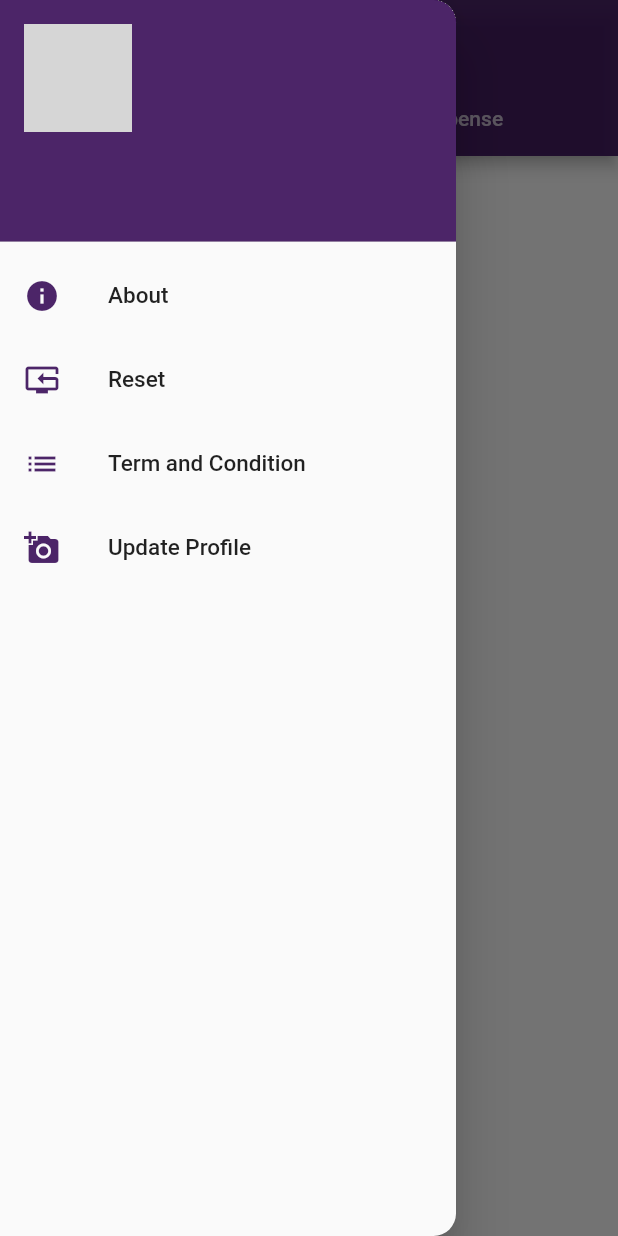
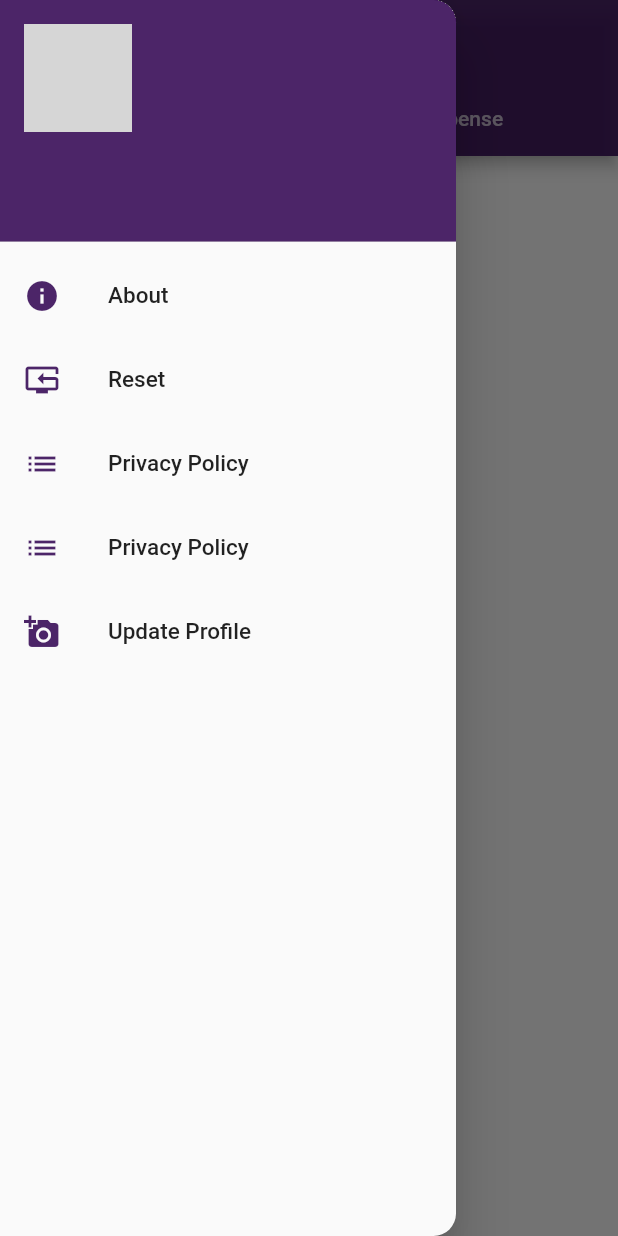
Before and after one commit to ashiqabu/Stash_Money_Management, a Flutter app: the CategoryScreen screen opened directly, with the side drawer open, on a phone screen of 412 x 824 dp. Run offline on Flutter 3.47's test engine with Material 2 defaults, Android fonts, the light colour scheme and no system bars; our stand-ins replace flip_card, flutter_screenutil, flutter_slidable, hive, hive_flutter, image_picker and 2 more; accounts and stored records are empty; grey boxes are pictures that could not be loaded.

Commit message:
add Privacy Policy Page

```diff
--- a/lib/screens/pages/menubar/menu.dart
+++ b/lib/screens/pages/menubar/menu.dart
@@ -4,6 +4,7 @@ import 'package:flutter/material.dart';
 import 'package:stash_project/core/constants.dart';
 import 'package:stash_project/db/profile/profile_db.dart';
 import 'package:stash_project/screens/pages/menubar/addprofile.dart';
+import 'package:stash_project/screens/pages/menubar/privacy_policy.dart';
 import 'package:stash_project/screens/pages/menubar/reset.dart';
 import 'package:stash_project/screens/pages/menubar/terms_and_condition.dart';
 
@@ -86,7 +87,7 @@ class _MenuScreenState extends State<MenuScreen> {
             color: mainColor,
           ),
           title: const Text(
-            'Term and Condition',
+            'Privacy Policy',
             style: TextStyle(fontSize: 15),
           ),
           // ignore: avoid_returning_null_for_void
@@ -94,6 +95,19 @@ class _MenuScreenState extends State<MenuScreen> {
               context,
               MaterialPageRoute(
                   builder: (context) => const TermsAndConditions())),
+        ),
+        ListTile(
+          leading: const Icon(
+            Icons.list,
+            color: mainColor,
+          ),
+          title: const Text(
+            'Privacy Policy',
+            style: TextStyle(fontSize: 15),
+          ),
+          // ignore: avoid_returning_null_for_void
+          onTap: () => Navigator.push(context,
+              MaterialPageRoute(builder: (context) => const PrivacyPolicy())),
         ),
         ListTile(
           leading: const Icon(
--- a/pubspec.yaml
+++ b/pubspec.yaml
@@ -16,7 +16,7 @@ publish_to: 'none' # Remove this line if you wish to publish to pub.dev
 # https://developer.apple.com/library/archive/documentation/General/Reference/InfoPlistKeyReference/Articles/CoreFoundationKeys.html
 # In Windows, build-name is used as the major, minor, and patch parts
 # of the product and file versions while build-number is used as the build suffix.
-version: 1.0.0+1
+version: 1.0.0+2
 
 environment:
   sdk: '>=2.19.6 <3.0.0'
```
Also changed, not shown: lib/screens/pages/menubar/privacy_policy.dart (added, +38 -0 lines).
